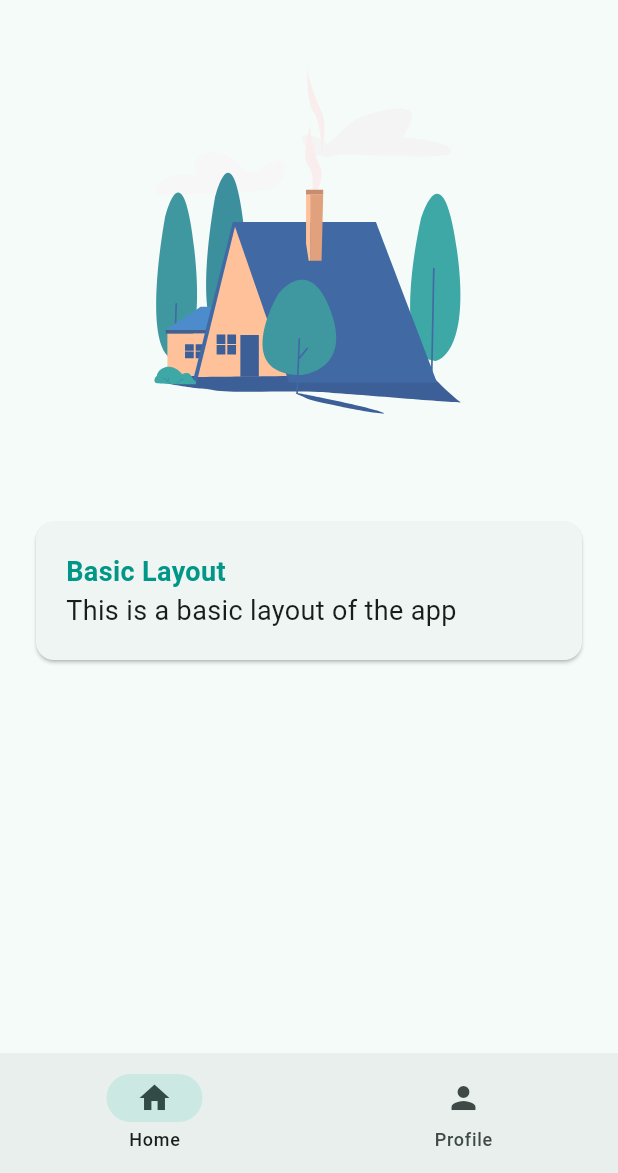
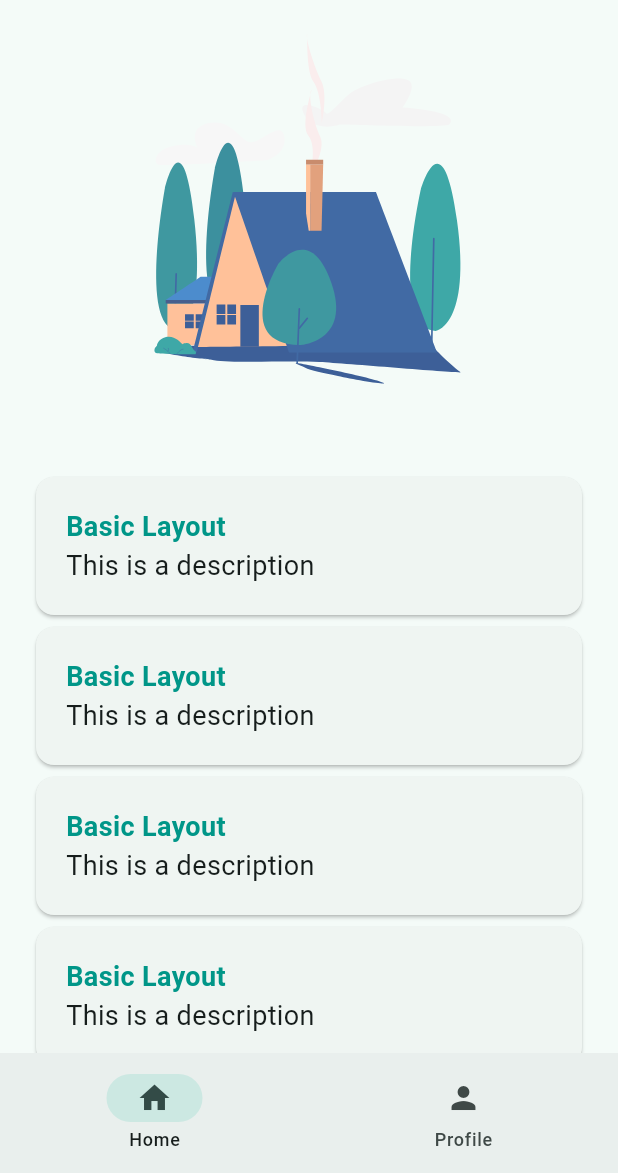
Before and after one commit to zinminnhtun/flutter_learning, a Flutter app: the WidgetTree screen opened directly, on a phone screen of 412 x 824 dp, the part 63-1236 px from its top. Run offline on Flutter 3.47's test engine with Material 3 defaults, Android fonts, the phone set to English and light mode, and no system bars; our stand-ins replace lottie, shared_preferences; accounts and stored records are empty.

Commit message:
reuseable widget

```diff
--- a/lib/views/pages/home_page.dart
+++ b/lib/views/pages/home_page.dart
@@ -1,5 +1,5 @@
 import 'package:flutter/material.dart';
-import 'package:flutter_app/data/constants.dart';
+import 'package:flutter_app/views/widgets/container_widget.dart';
 import 'package:lottie/lottie.dart';
 
 class HomePage extends StatelessWidget {
@@ -8,32 +8,17 @@ class HomePage extends StatelessWidget {
   @override
   Widget build(BuildContext context) {
     return Padding(
-      padding: EdgeInsets.all(20.0),
+      padding: EdgeInsets.symmetric(horizontal: 20.0),
       child: SingleChildScrollView(
         child: Column(
           children: [
             Lottie.asset('assets/lotties/home.json',height: 300),
-
-            Container(
-              width: double.infinity,
-              padding: EdgeInsets.symmetric(vertical: 10.0),
-              child: Card(
-                child: Padding(
-                  padding: EdgeInsets.all(20.0),
-                  child: Column(
-                    crossAxisAlignment: CrossAxisAlignment.start,
-                    children: [
-                      Text(
-                        'Basic Layout',
-                        style: KTextStyles.titleTealText,
-                      ),
-                      Text('This is a basic layout of the app',
-                          style: KTextStyles.descriptionText),
-                    ],
-                  ),
-                ),
-              ),
-            ),
+            ContainerWidget(title: 'Basic Layout', description: 'This is a description',),
+            ContainerWidget(title: 'Basic Layout', description: 'This is a description',),
+            ContainerWidget(title: 'Basic Layout', description: 'This is a description',),
+            ContainerWidget(title: 'Basic Layout', description: 'This is a description',),
+            ContainerWidget(title: 'Basic Layout', description: 'This is a description',),
+            ContainerWidget(title: 'Basic Layout', description: 'This is a description',),
           ],
         ),
       ),
--- a/lib/views/pages/onboarding.dart
+++ b/lib/views/pages/onboarding.dart
@@ -17,10 +17,11 @@ class OnboardingPage extends StatelessWidget {
             padding: const EdgeInsets.all(20.0),
             child: Column(
               children: [
-                Lottie.asset('assets/lotties/home.json', height: 300),
+                Lottie.asset('assets/lotties/hi.json', height: 300),
                 SizedBox(height: 20.0,),
                 Text("Flutter Mapp is the way to learn Flutter Period.",style: KTextStyles.descriptionText,
                 textAlign: TextAlign.justify,),
+                SizedBox(height: 20.0,),
                 FilledButton(
                   onPressed: () {
                     Navigator.push(
--- /dev/null
+++ b/lib/views/widgets/container_widget.dart
@@ -0,0 +1,34 @@
+import "package:flutter/material.dart";
+
+import "../../data/constants.dart";
+
+class ContainerWidget extends StatelessWidget {
+  const ContainerWidget({super.key, required this.title, required this.description });
+  final String title;
+  final String description;
+
+
+  @override
+  Widget build(BuildContext context){
+    return Container(
+      width: double.infinity,
+      padding: EdgeInsets.only(top: 0.0),
+      child: Card(
+        child: Padding(
+          padding: EdgeInsets.all(20.0),
+          child: Column(
+            crossAxisAlignment: CrossAxisAlignment.start,
+            children: [
+              Text(
+                title,
+                style: KTextStyles.titleTealText,
+              ),
+              Text(description,
+                  style: KTextStyles.descriptionText),
+            ],
+          ),
+        ),
+      ),
+    );
+  }
+}
```
Also changed, not shown: assets/lotties/hi.json (added, +1 -0 lines).
